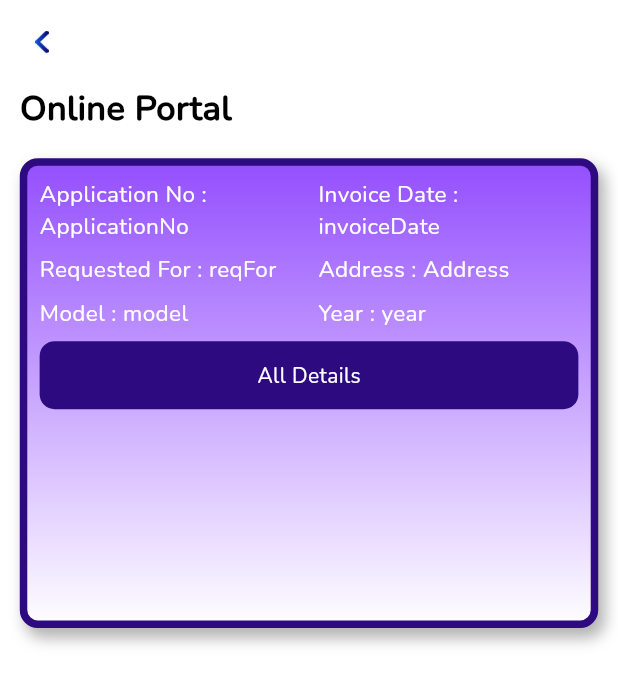
After one commit to shayansaeed123/fahad_tutor, a Flutter app: the Profile screen opened directly, after a tap on "Online Portal", on a phone screen of 412 x 824 dp. The commit adds this screen. Shown: the top 684 px of the screen. Run offline on Flutter 3.47's test engine with Material 3 defaults, Android fonts, the phone set to English and light mode, and no system bars; our stand-ins replace cached_network_image, connectivity_plus, convex_bottom_bar, device_preview, dotted_border, dropdown_search and 16 more; missing offline and left inert: flutter_windowmanager_plus, syncfusion_flutter_pdfviewer; accounts and stored records are empty; network calls fail.

Commit message:
updated
updated

```diff
--- /dev/null
+++ b/lib/views/profile/onlineportal.dart
@@ -0,0 +1,102 @@
+
+
+import 'package:fahad_tutor/controller/color_controller.dart';
+import 'package:fahad_tutor/res/reusableText.dart';
+import 'package:fahad_tutor/res/reusablebtn.dart';
+import 'package:fahad_tutor/res/reusableloading.dart';
+import 'package:fahad_tutor/res/reusableprofilewidget.dart';
+import 'package:fahad_tutor/res/reusablesizebox.dart';
+import 'package:flutter/cupertino.dart';
+import 'package:flutter/material.dart';
+
+class Onlineportal extends StatefulWidget {
+  const Onlineportal({super.key});
+
+  @override
+  State<Onlineportal> createState() => _OnlineportalState();
+}
+
+class _OnlineportalState extends State<Onlineportal> {
+  bool isLoading = false;
+  ScrollController innerController = ScrollController();
+  @override
+  Widget build(BuildContext context) {
+    return reusableprofileidget(context, Padding(
+      padding: EdgeInsets.symmetric(horizontal: MediaQuery.of(context).size.width * .032),
+      child: Column(
+        crossAxisAlignment: CrossAxisAlignment.start,
+        children: [
+          reusableText("Online Portal",color: colorController.blackColor,fontsize: 23,fontweight: FontWeight.bold),
+                          reusablaSizaBox(context, 0.020),
+          Container(
+            height: MediaQuery.sizeOf(context).height * 0.38,
+            decoration: BoxDecoration(
+              border: Border.all(color: colorController.btnColor,style: BorderStyle.solid,width: 5),
+              borderRadius: BorderRadius.all(Radius.circular(12.0)),
+              color: colorController.itemsBtnColor,
+              gradient: LinearGradient(
+      colors: [
+        colorController.itemsBtnColor,
+        colorController.whiteColor,
+      ],
+      begin: Alignment.topCenter,
+      end: Alignment.bottomCenter,
+    ),
+    boxShadow: [
+      BoxShadow(
+        color: Colors.black.withOpacity(0.3),
+        spreadRadius: 0.5,
+        blurRadius: 8,
+        offset: Offset(4, 6), // shadow ka direction
+      ),
+    ],
+            ),
+            child: Padding(
+              padding:  EdgeInsets.all(MediaQuery.sizeOf(context).height * 0.01,),
+              child: Scrollbar(
+                controller: innerController,
+        thumbVisibility: true,
+        child: ListView(
+          controller: innerController,
+          physics: const ClampingScrollPhysics(),
+                  children: [
+                    Row(
+                      mainAxisAlignment: MainAxisAlignment.spaceBetween,
+                      children: [
+                        Expanded(child: reusableText('Application No : ApplicationNo',color: colorController.whiteColor,fontsize: 15,)),
+                        SizedBox(width: MediaQuery.sizeOf(context).width * 0.03,),
+                        Expanded(child: reusableText('Invoice Date : invoiceDate',color: colorController.whiteColor,fontsize: 15,)),
+                      ],
+                    ),
+                    reusablaSizaBox(context, 0.01),
+                    Row(
+                      mainAxisAlignment: MainAxisAlignment.spaceBetween,
+                      children: [
+                        Expanded(child: reusableText('Requested For : reqFor',color: colorController.whiteColor,fontsize: 15,)),
+                        SizedBox(width: MediaQuery.sizeOf(context).width * 0.03,),
+                        Expanded(child: reusableText('Address : Address',color: colorController.whiteColor,fontsize: 15,)),
+                      ],
+                    ),
+                    reusablaSizaBox(context, 0.01),
+                    Row(
+                      mainAxisAlignment: MainAxisAlignment.spaceBetween,
+                      children: [
+                        Expanded(child: reusableText('Model : model',color: colorController.whiteColor,fontsize: 15,)),
+                        SizedBox(width: MediaQuery.sizeOf(context).width * 0.03,),
+                        Expanded(child: reusableText('Year : year',color: colorController.whiteColor,fontsize: 15,)),
+                      ],
+                    ),
+                    reusablaSizaBox(context, 0.01),
+                    reusableBtn(context, 'All Details', (){
+                      // ontap();
+                    },width: 0.45)
+                  ],
+                ),
+              ),
+            ),
+          )
+        ],
+      ),
+    ), reusableloadingrow(context, isLoading));
+  }
+}
--- a/lib/views/profile/profile.dart
+++ b/lib/views/profile/profile.dart
@@ -20,6 +20,7 @@ import 'package:fahad_tutor/views/profile/contactus.dart';
 import 'package:fahad_tutor/views/profile/documentsattach.dart';
 import 'package:fahad_tutor/views/profile/faq.dart';
 import 'package:fahad_tutor/views/profile/feedback.dart';
+import 'package:fahad_tutor/views/profile/onlineportal.dart';
 import 'package:fahad_tutor/views/profile/qualification.dart';
 import 'package:fahad_tutor/views/profile/registrationcharges.dart';
 import 'package:fahad_tutor/views/profile/registrationchargeselanguage.dart';
@@ -446,6 +447,9 @@ void loginClear(){
                 ),
               ));
               },),
+              reusablelisttile(context, (){
+                Navigator.push(context, MaterialPageRoute(builder: (context)=>Onlineportal()));
+              }, 'assets/images/reset_password.png', 'Online Portal'),
               reusablelisttile(context,(){
                 Navigator.push(context, MaterialPageRoute(builder: (context)=>ResetPassword()));
               },'assets/images/reset_password.png','Change Password',borderWidth: 0.000001),
--- a/lib/views/profile/termsconditions.dart
+++ b/lib/views/profile/termsconditions.dart
@@ -14,9 +14,9 @@ import 'package:fahad_tutor/res/reusablesizebox.dart';
 import 'package:fahad_tutor/views/profile/profile.dart';
 import 'package:flutter/cupertino.dart';
 import 'package:flutter/material.dart';
-import 'package:flutter_windowmanager/flutter_windowmanager.dart';
 import 'package:http/http.dart' as http;
 import 'package:syncfusion_flutter_pdfviewer/pdfviewer.dart';
+import 'package:flutter_windowmanager_plus/flutter_windowmanager_plus.dart';
 
 class TermsAndConditions extends StatefulWidget {
   final String imageUrl;
@@ -53,7 +53,7 @@ class _TermsAndConditionsState extends State<TermsAndConditions> {
     print(_title);
     // Screenshot aur recording disable
     if (Platform.isAndroid) {
-      FlutterWindowManager.addFlags(FlutterWindowManager.FLAG_SECURE);
+      FlutterWindowManagerPlus.addFlags(FlutterWindowManagerPlus.FLAG_SECURE);
     }
   }
 
@@ -87,7 +87,7 @@ class _TermsAndConditionsState extends State<TermsAndConditions> {
     super.dispose();
     // Jab user Terms page se bahar nikle, to wapas screenshot enable kar do
     if (Platform.isAndroid) {
-      FlutterWindowManager.clearFlags(FlutterWindowManager.FLAG_SECURE);
+      FlutterWindowManagerPlus.clearFlags(FlutterWindowManagerPlus.FLAG_SECURE);
     }
   }
   @override
--- a/pubspec.yaml
+++ b/pubspec.yaml
@@ -69,7 +69,7 @@ dependencies:
   youtube_player_flutter:
   syncfusion_flutter_pdfviewer: ^20.4.50
   flutter_image_compress:
-  flutter_windowmanager:
+  flutter_windowmanager_plus: ^1.0.1
 
 
 dev_dependencies:
```
Also changed, not shown: pubspec.lock.
